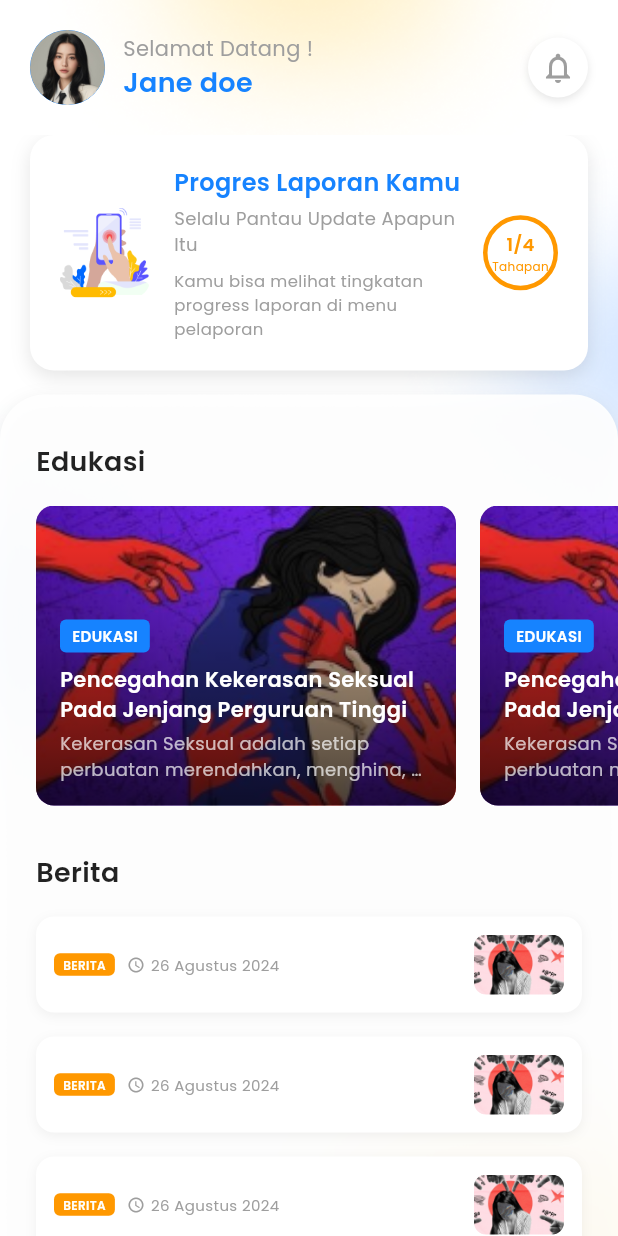
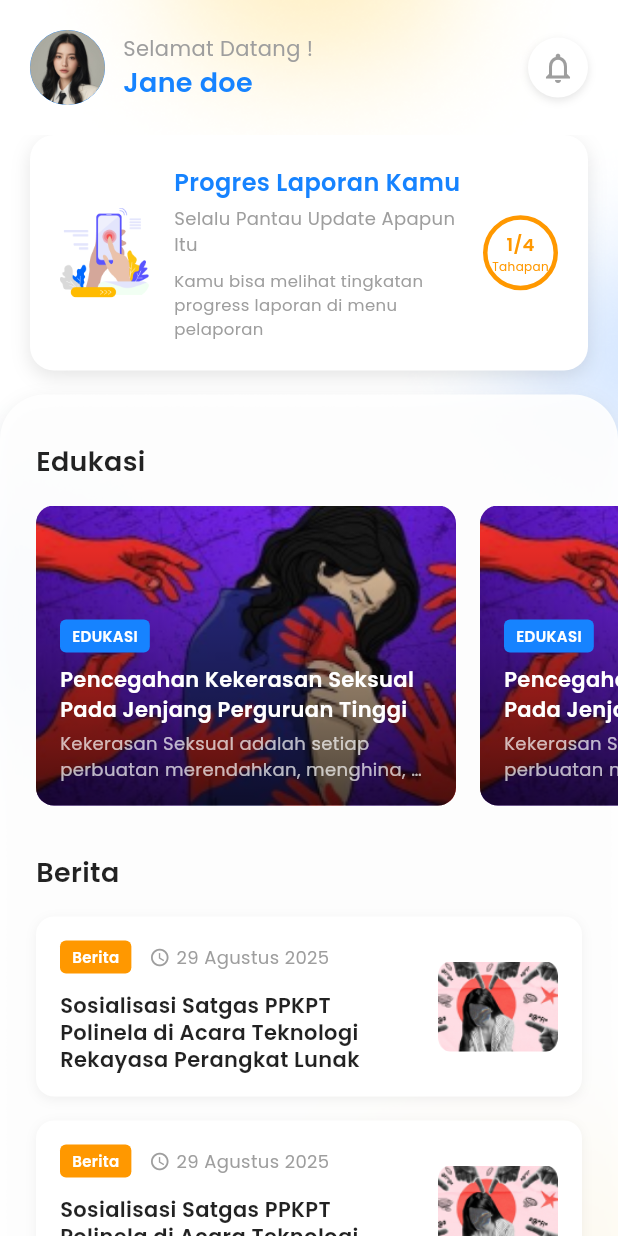
Before and after one commit to Arsieruuu/ppkpt_mobile, a Flutter app: the BerandaPage screen opened directly, on a phone screen of 412 x 824 dp. Run offline on Flutter 3.47's test engine with Material 3 defaults, Android fonts, the light colour scheme and no system bars.

Commit message:
fix news dashboard

```diff
--- a/lib/pages/beranda_page.dart
+++ b/lib/pages/beranda_page.dart
@@ -356,11 +356,11 @@ class BerandaPage extends StatelessWidget {
           shrinkWrap: true,
           physics: const NeverScrollableScrollPhysics(),
           padding: const EdgeInsets.symmetric(horizontal: 24),
-          itemCount: 5,
+          itemCount: 3,
           itemBuilder: (context, index) {
             return Container(
               margin: const EdgeInsets.only(bottom: 16),
-              padding: const EdgeInsets.all(12),
+              padding: const EdgeInsets.all(16),
               decoration: BoxDecoration(
                 color: Colors.white,
                 borderRadius: BorderRadius.circular(12),
@@ -373,52 +373,78 @@ class BerandaPage extends StatelessWidget {
                 ],
               ),
               child: Row(
+                crossAxisAlignment: CrossAxisAlignment.center,
+                children: [
+                  Expanded(
+                    child: Column(
+                      crossAxisAlignment: CrossAxisAlignment.start,
+                      children: [
+                        Row(
                           children: [
                             Container(
-                    padding: const EdgeInsets.symmetric(horizontal: 6, vertical: 2),
+                              padding: const EdgeInsets.symmetric(horizontal: 8, vertical: 4),
                               decoration: BoxDecoration(
                                 color: Colors.orange,
                                 borderRadius: BorderRadius.circular(4),
                               ),
                               child: const Text(
-                      'BERITA',
+                                'Berita',
                                 style: TextStyle(
                                   color: Colors.white,
-                        fontSize: 8,
+                                  fontSize: 10,
                                   fontWeight: FontWeight.w600,
                                 ),
                               ),
                             ),
-                  const SizedBox(width: 8),
+                            const SizedBox(width: 12),
                             const Icon(
                               Icons.access_time,
-                    size: 12,
+                              size: 14,
                               color: Colors.grey,
                             ),
                             const SizedBox(width: 4),
                             const Text(
-                    '26 Agustus 2024',
+                              '29 Agustus 2025',
                               style: TextStyle(
-                      fontSize: 10,
+                                fontSize: 12,
                                 color: Colors.grey,
                               ),
                             ),
-                  const Spacer(),
+                          ],
+                        ),
+                        const SizedBox(height: 12),
+                        const Text(
+                          'Sosialisasi Satgas PPKPT Polinela di Acara Teknologi Rekayasa Perangkat Lunak',
+                          style: TextStyle(
+                            fontSize: 14,
+                            fontWeight: FontWeight.w600,
+                            color: Colors.black87,
+                            height: 1.3,
+                          ),
+                        ),
+                      ],
+                    ),
+                  ),
+                  const SizedBox(width: 12),
                   ClipRRect(
                     borderRadius: BorderRadius.circular(8),
                     child: Image.asset(
                       'assets/images/illustrations/img_news.png',
-                      width: 60,
-                      height: 40,
+                      width: 80,
+                      height: 60,
                       fit: BoxFit.cover,
                       errorBuilder: (context, error, stackTrace) {
                         return Container(
-                          width: 60,
-                          height: 40,
+                          width: 80,
+                          height: 60,
+                          decoration: BoxDecoration(
                             color: Colors.grey[300],
+                            borderRadius: BorderRadius.circular(8),
+                          ),
                           child: const Icon(
                             Icons.image,
                             color: Colors.grey,
+                            size: 30,
                           ),
                         );
                       },
```
Lines whose indentation alone changed are shown as unchanged.
